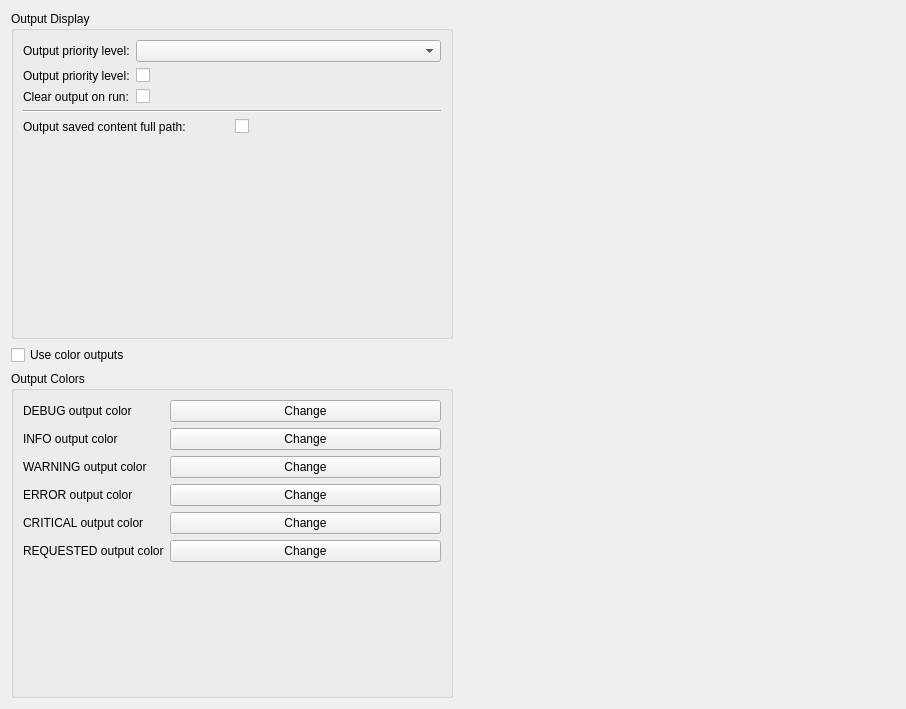
Qt form Resources/ui_files/settings/output_settings_widget.ui (MalloyDelacroix/DownloaderForReddit) before a commit.
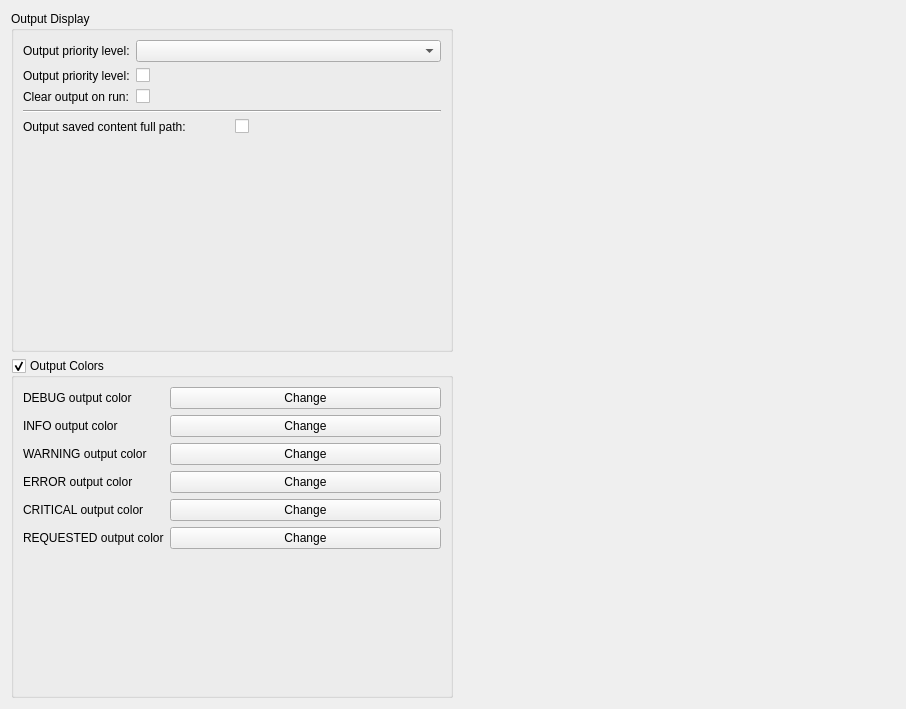
The same form after that commit.

Commit message: Made color_groupbox checkable

Patch:
```diff
--- a/Resources/ui_files/settings/output_settings_widget.ui
+++ b/Resources/ui_files/settings/output_settings_widget.ui
@@ -97,23 +97,13 @@
        </layout>
       </widget>
      </item>
-     <item>
-      <widget class="QCheckBox" name="use_color_output_checkbox">
-       <property name="toolTip">
-        <string>&lt;html&gt;&lt;head/&gt;&lt;body&gt;&lt;p&gt;When selected, output messages will be shown in the colors indicated below&lt;/p&gt;&lt;/body&gt;&lt;/html&gt;</string>
-       </property>
-       <property name="text">
-        <string>Use color outputs</string>
-       </property>
-      </widget>
-     </item>
      <item>
       <widget class="QGroupBox" name="color_groupbox">
        <property name="title">
         <string>Output Colors</string>
        </property>
        <property name="checkable">
-        <bool>false</bool>
+        <bool>true</bool>
        </property>
        <layout class="QFormLayout" name="formLayout_2">
         <item row="0" column="0">
```
The commit also changes 2 other files.
